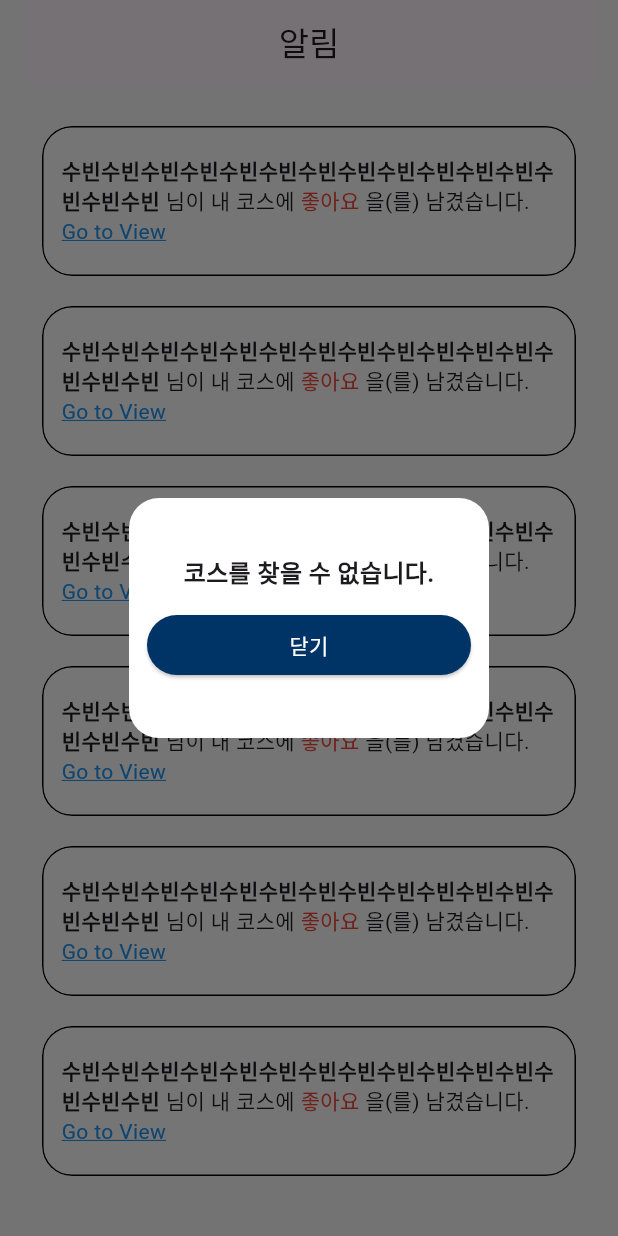
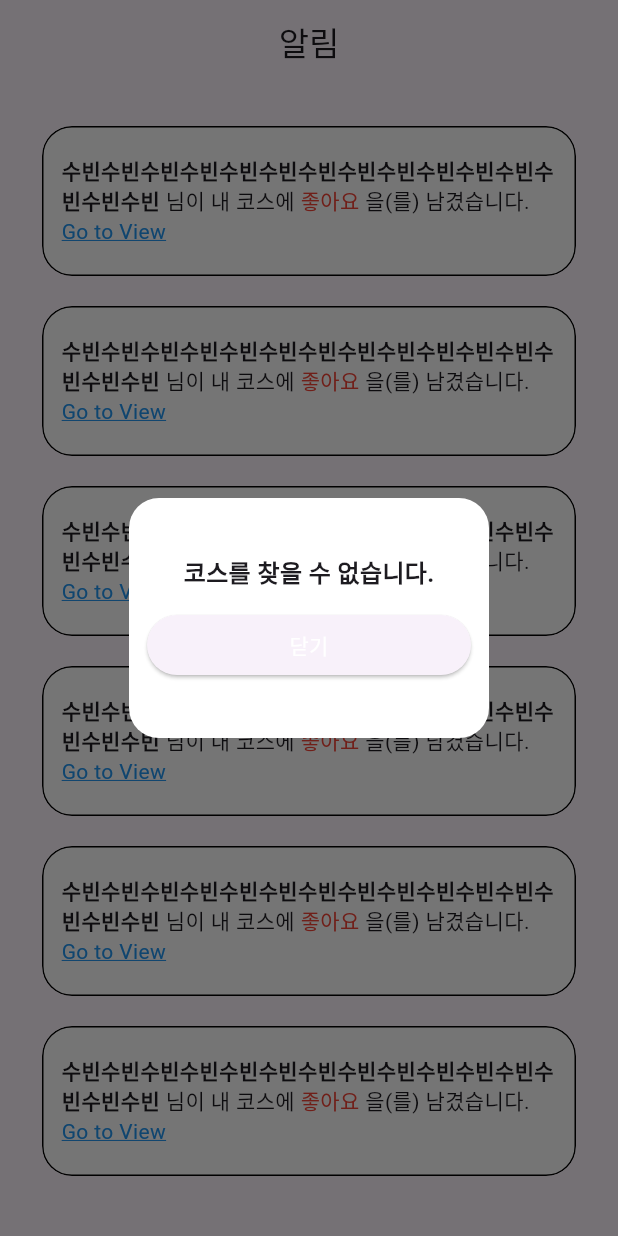
Before and after one commit to ENKH123/MiddleProject_ofcourse_ofcourse, a Flutter app: the AlertScreen screen opened by its route, after a tap on an icon or button, on a phone screen of 412 x 824 dp. Run offline on Flutter 3.47's test engine with Material 3 defaults, Android fonts, the phone set to English and light mode, and no system bars; our stand-ins replace go_router, google_sign_in, image_picker, supabase_flutter; missing offline and left inert: flutter_naver_map, gotrue; accounts and stored records are empty.

Commit message:
backgroundcolor 삭제

```diff
--- a/lib/feature/auth/screens/login_screen.dart
+++ b/lib/feature/auth/screens/login_screen.dart
@@ -10,7 +10,6 @@ class LoginScreen extends StatelessWidget {
   @override
   Widget build(BuildContext context) {
     return Scaffold(
-      backgroundColor: Color(0xffFAFAFA),
       body: SafeArea(
         child: Consumer<LoginViewModel>(
           builder: (context, viewmodel, child) {
--- a/lib/feature/auth/screens/terms_agree_screen.dart
+++ b/lib/feature/auth/screens/terms_agree_screen.dart
@@ -23,9 +23,7 @@ class _TermsAgreeScreen extends StatelessWidget {
   @override
   Widget build(BuildContext context) {
     return Scaffold(
-      backgroundColor: Color(0xffFAFAFA),
       appBar: AppBar(
-        backgroundColor: Color(0xffFAFAFA),
         title: const Text(
           "약관 동의",
           style: TextStyle(fontWeight: FontWeight.bold),
@@ -173,7 +171,7 @@ class NextButton extends StatelessWidget {
     return SizedBox(
       width: double.maxFinite,
       child: ElevatedButton(
-        style: ElevatedButton.styleFrom(backgroundColor: Color(0xff003366)),
+        style: ElevatedButton.styleFrom(),
         onPressed: allCheck,
         child: Text("다음", style: TextStyle(color: Colors.white)),
       ),
--- a/lib/feature/home/screens/alert_screen.dart
+++ b/lib/feature/home/screens/alert_screen.dart
@@ -7,9 +7,7 @@ class AlertScreen extends StatelessWidget {
   @override
   Widget build(BuildContext context) {
     return Scaffold(
-      backgroundColor: Color(0xffFAFAFA),
       appBar: AppBar(
-        backgroundColor: Color(0xffFAFAFA),
         automaticallyImplyLeading: false,
         title: AppBar(title: const Text("알림"), centerTitle: true),
       ),
@@ -80,9 +78,6 @@ void _showAlertErrorPopup(BuildContext context) {
                   SizedBox(
                     width: double.maxFinite,
                     child: ElevatedButton(
-                      style: ElevatedButton.styleFrom(
-                        backgroundColor: Color(0xff003366),
-                      ),
                       onPressed: () {
                         print("닫기 버튼 눌림");
                         Navigator.of(context).pop(); // 팝업 닫기
```
Also changed, not shown: lib/feature/auth/screens/register_screen.dart (+2 -5 lines).
